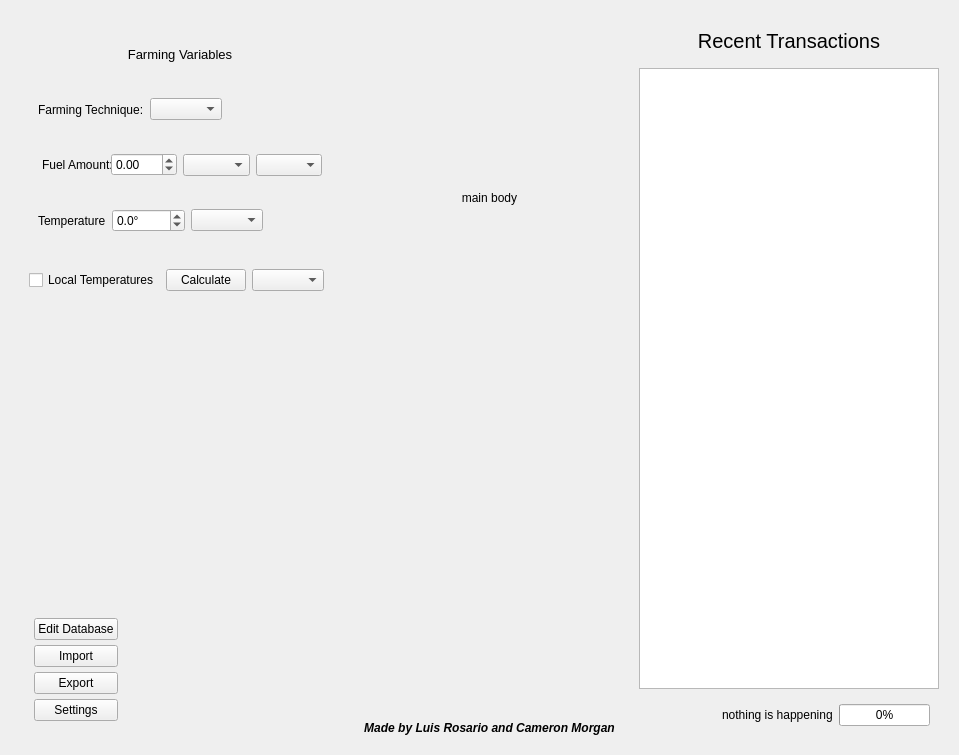
Old version of the form src/data/resources/GUI_files/generalTabWidget.ui in the repository Luis-Rosario-Alers/CarbonCalculator.
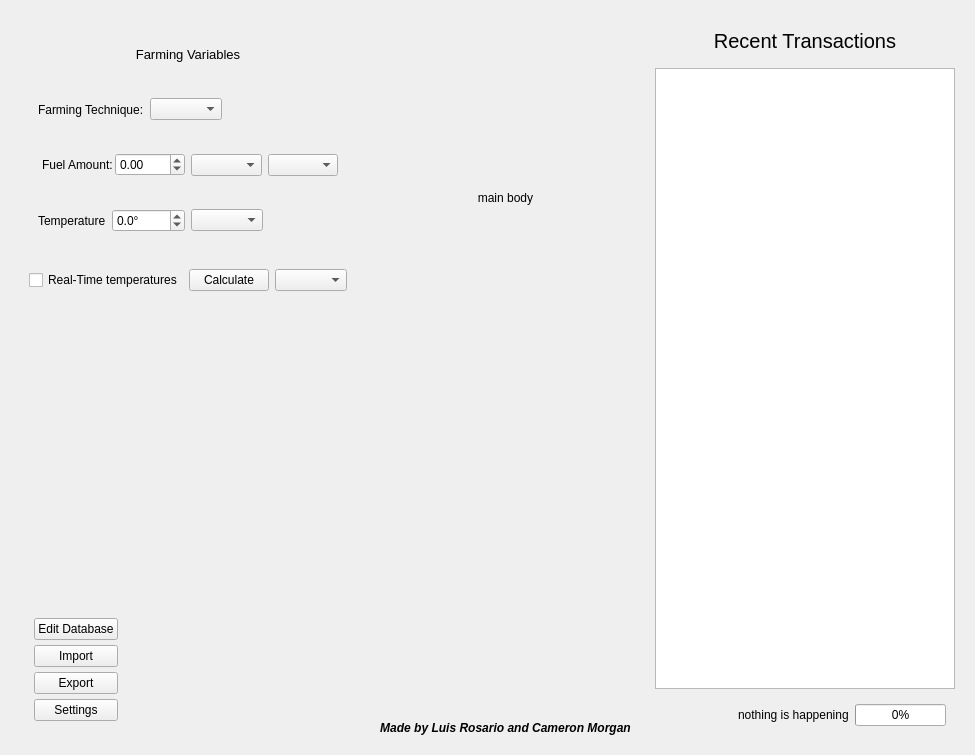
New version of the form.

Commit message: :construction: update ui to have import and export functionality once again

What changed in the file:
```diff
--- a/src/data/resources/GUI_files/generalTabWidget.ui
+++ b/src/data/resources/GUI_files/generalTabWidget.ui
@@ -224,7 +224,7 @@
          <item>
           <widget class="QCheckBox" name="calculateContainerCheckBox">
            <property name="text">
-            <string>Local Temperatures</string>
+            <string>Real-Time temperatures</string>
            </property>
           </widget>
          </item>
```
The commit also changes 3 other files.
